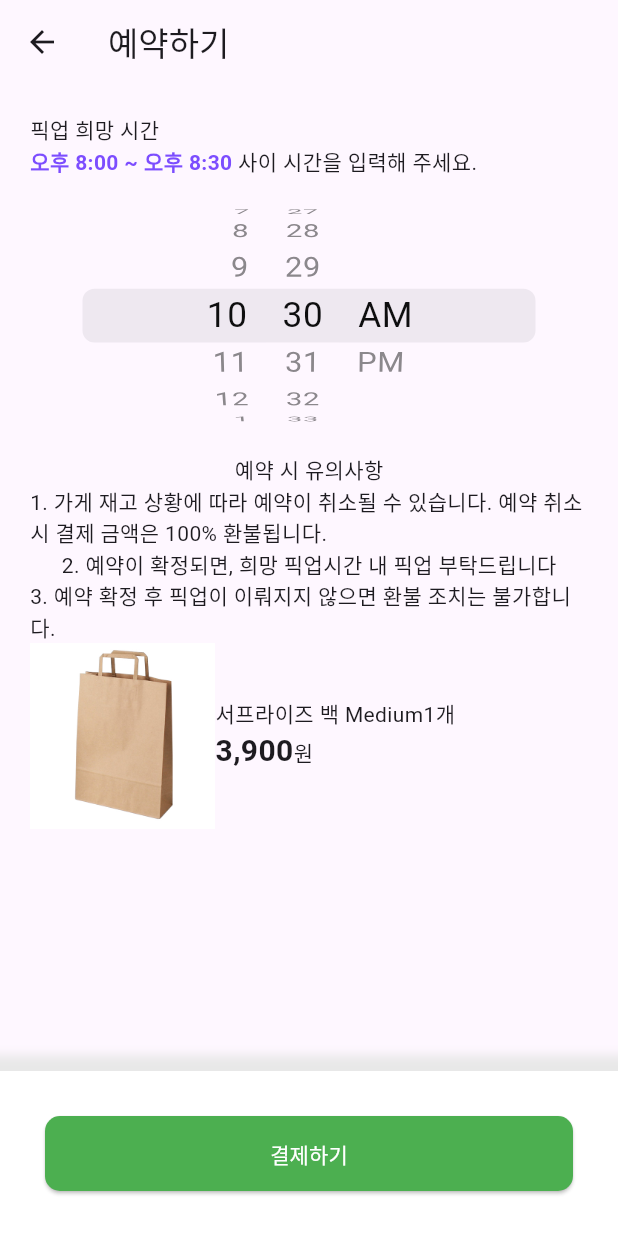
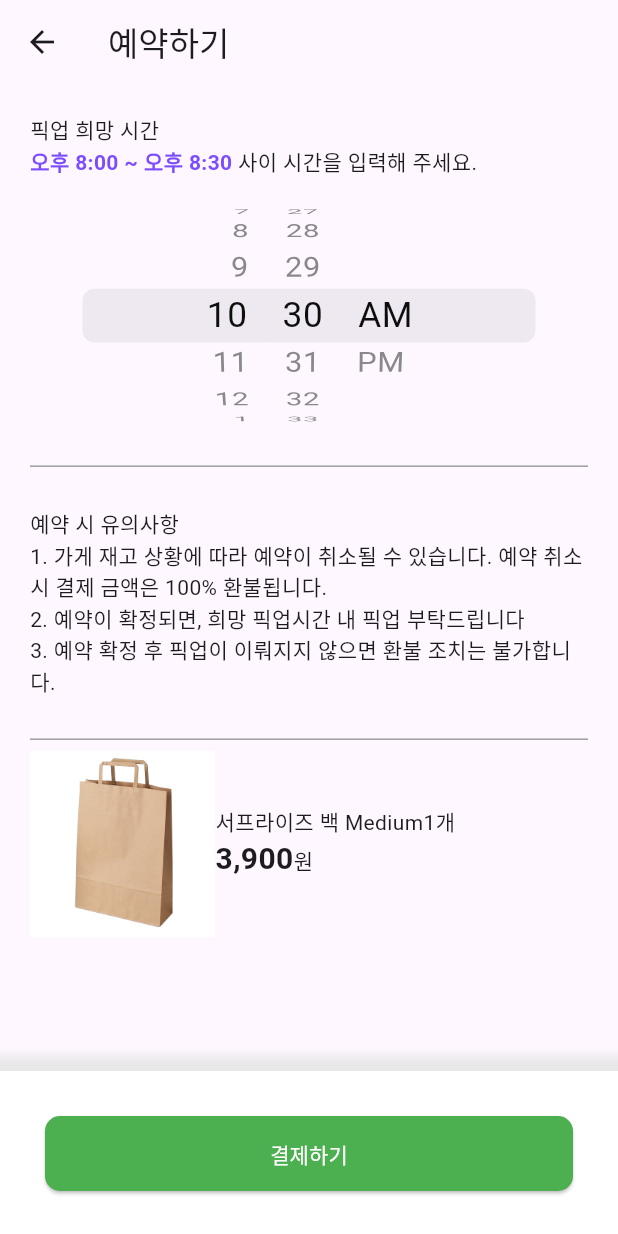
Before and after one commit to backtothefuture-team/backToTheFuture-frontend, a Flutter app: the OrderPages screen opened directly, on a phone screen of 412 x 824 dp. Run offline on Flutter 3.47's test engine with Material 3 defaults, Android fonts, the phone set to English and light mode, and no system bars; our stand-ins replace dio, retrofit; generated files the repository leaves out were written again.

Commit message:
fix: 스크롤 뷰로 수정

```diff
--- a/lib/ui/order/order_pages.dart
+++ b/lib/ui/order/order_pages.dart
@@ -19,18 +19,24 @@ class OrderPages extends StatelessWidget {
 
       body: Padding(
         padding: const EdgeInsets.all(20.0),
+        child: SingleChildScrollView(
           child: Column(
             children: [
 
               // 픽업 시간 정보
               const PickUpTimeInfo(),
 
+              Divider(color: Colors.grey),
+
               // 예약 시 유의사항
               reservationNotice(),
+
+              Divider(color: Colors.grey,),
 
               // 결제할 상품 목록
               const OrderList()
             ],
+          ),
         ),
       ),
     );
@@ -39,13 +45,17 @@ class OrderPages extends StatelessWidget {
 
   // 예약 시 유의사항
   Widget reservationNotice() {
-    return const Column(
+    return const Padding(
+      padding: EdgeInsets.only(top: 20.0, bottom: 20.0),
+      child: Column(
+        crossAxisAlignment: CrossAxisAlignment.start,
         children: [
           Text('예약 시 유의사항'),
           Text('1. 가게 재고 상황에 따라 예약이 취소될 수 있습니다. 예약 취소시 결제 금액은 100% 환불됩니다.'),
           Text('2. 예약이 확정되면, 희망 픽업시간 내 픽업 부탁드립니다'),
           Text('3. 예약 확정 후 픽업이 이뤄지지 않으면 환불 조치는 불가합니다.')
         ],
+      ),
     );
   }
 }
```
Lines whose indentation alone changed are shown as unchanged.
